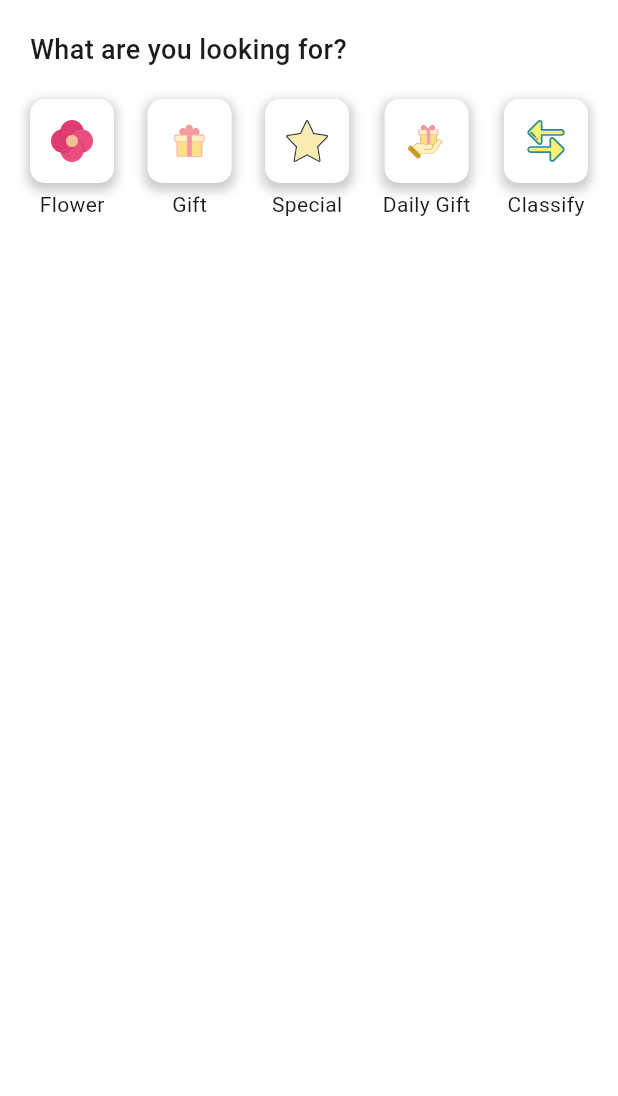
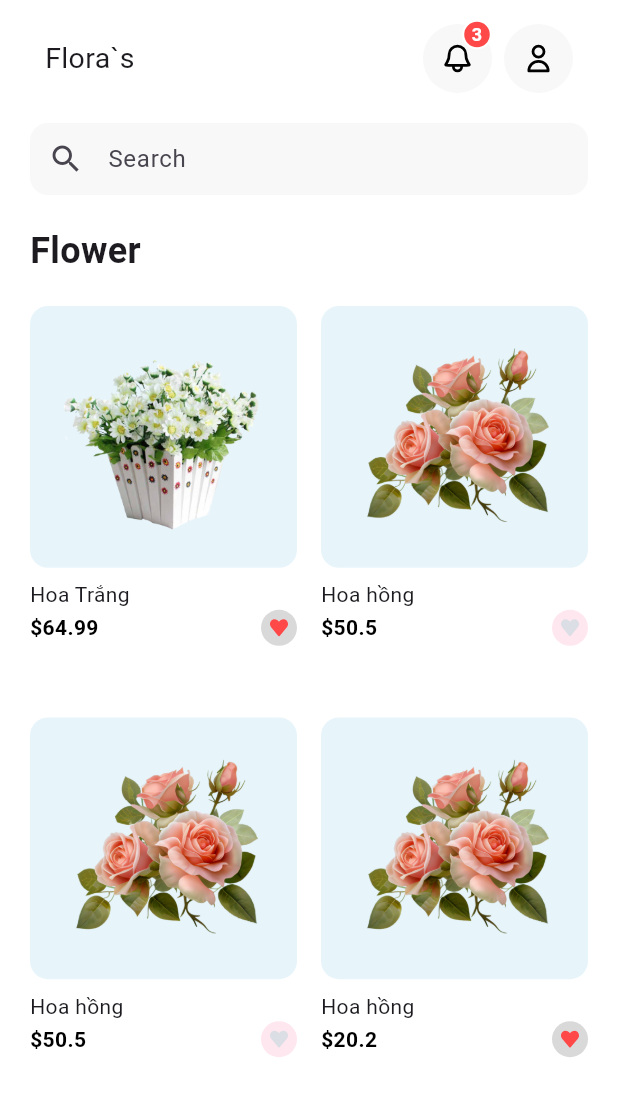
Before and after one commit to trongtran1211/flutter_dart_flower, a Flutter app: the Categories widget shown alone on an empty page, opened directly, after a tap on "Flower", on a phone screen of 412 x 824 dp. Shown: the top 1096 px of the screen. Run offline on Flutter 3.47's test engine with Material 3 defaults, Android fonts, the phone set to English and light mode, and no system bars; our stand-ins replace flutter_svg.

Commit message:
Trang Lọc sản phẩm theo loại

```diff
--- a/flower_shop/lib/models/Product.dart
+++ b/flower_shop/lib/models/Product.dart
@@ -7,6 +7,7 @@ class Product {
   final List<Color> colors;
   final double rating, price;
   final bool isFavourite, isPopular;
+  final String category;
 
   Product({
     required this.id,
@@ -18,6 +19,7 @@ class Product {
     required this.title,
     required this.price,
     required this.description,
+    required this.category
   });
 }
 
@@ -44,6 +46,7 @@ List<Product> demoProducts = [
     rating: 4.8,
     isFavourite: true,
     isPopular: true,
+    category: "Flower"
   ),
   Product(
     id: 2,
@@ -61,6 +64,7 @@ List<Product> demoProducts = [
     description: description,
     rating: 4.1,
     isPopular: true,
+    category: "Flower"
   ),
   Product(
     id: 3,
@@ -79,6 +83,7 @@ List<Product> demoProducts = [
     rating: 4.1,
     isFavourite: true,
     isPopular: true,
+    category: "Gift"
   ),
   Product(
     id: 4,
@@ -96,6 +101,7 @@ List<Product> demoProducts = [
     description: description,
     rating: 4.1,
     isFavourite: true,
+    category: "Special"
   ),
   Product(
     id: 1,
@@ -117,6 +123,7 @@ List<Product> demoProducts = [
     rating: 4.8,
     isFavourite: true,
     isPopular: true,
+    category: "Daily Gift"
   ),
   Product(
     id: 2,
@@ -134,6 +141,7 @@ List<Product> demoProducts = [
     description: description,
     rating: 4.1,
     isPopular: true,
+    category: "Flower"
   ),
   Product(
     id: 3,
@@ -152,6 +160,7 @@ List<Product> demoProducts = [
     rating: 4.1,
     isFavourite: true,
     isPopular: true,
+    category: "Classify"
   ),
   Product(
     id: 4,
@@ -169,6 +178,7 @@ List<Product> demoProducts = [
     description: description,
     rating: 4.1,
     isFavourite: true,
+    category: "Flower"
   ),
 ];
 
--- a/flower_shop/lib/screens/home_screen/components/categories.dart
+++ b/flower_shop/lib/screens/home_screen/components/categories.dart
@@ -1,18 +1,30 @@
 import 'package:flutter/material.dart';
 import 'package:flutter_svg/flutter_svg.dart';
+import 'package:health_care/models/Product.dart';
+import 'package:health_care/screens/product_filled/filled_screen.dart';
+
 
 class Categories extends StatelessWidget {
   const Categories({super.key});
 
   @override
   Widget build(BuildContext context) {
-    List<Map<String, dynamic>> categories = [
-      {"icon": "assets/icons/flower.svg", "text": "Flower"},
-      {"icon": "assets/icons/gift.svg", "text": "Gift"},
-      {"icon": "assets/icons/special.svg", "text": "Special"},
-      {"icon": "assets/icons/dailygift.svg", "text": "Daily Gift"},
-      {"icon": "assets/icons/classify.svg", "text": "Classify"},
-    ];
+     // Extract unique categories from products
+     // lấy ra danh sách loại sản phẩm từ sản phẩm
+    List<String> categories = demoProducts
+        .map((product) => product.category)
+        .toSet()
+        .toList();
+
+
+    // Define a map for icons associated with categories
+    Map<String, String> categoryIcons = {
+      "Flower": "assets/icons/flower.svg",
+      "Gift": "assets/icons/gift.svg",
+      "Special": "assets/icons/special.svg",
+      "Daily Gift": "assets/icons/dailygift.svg",
+      "Classify": "assets/icons/classify.svg",
+    };
     return Padding(
       padding: const EdgeInsets.all(20),
       child: Column(
@@ -33,9 +45,19 @@ class Categories extends StatelessWidget {
               List.generate(
                 categories.length,
                 (index) => CategoryCard(
-                  icon: categories[index]["icon"],
-                  text: categories[index]["text"],
-                  press: () {},
+                  icon: categoryIcons[categories[index]] ?? "assets/icons/Flower.svg",
+                  text: categories[index],
+                  press: () {
+                    Navigator.push(
+                      context,
+                      MaterialPageRoute(
+                        builder: (context) => FilledScreen(
+                          category: categories[index],
+                          products: demoProducts,
+                        ),
+                      ),
+                    );
+                  },
                 ),
               ),
             ),
--- a/flower_shop/lib/screens/home_screen/components/home_header.dart
+++ b/flower_shop/lib/screens/home_screen/components/home_header.dart
@@ -1,7 +1,8 @@
 import 'package:flutter/material.dart';
+import 'package:health_care/mainpage.dart';
 
 import 'icon_btn_with_counter.dart';
-import 'search_field.dart';
+
 
 class HomeHeader extends StatelessWidget {
   const HomeHeader({
@@ -15,15 +16,20 @@ class HomeHeader extends StatelessWidget {
       child: Row(
         mainAxisAlignment: MainAxisAlignment.spaceBetween,
         children: [
-          const Expanded(
-            child: Text(
-              'Flora`s',
-              style: TextStyle(
-            fontSize: 19,
-            fontWeight:  FontWeight.w400,
-
-
-          ),)),
+          Expanded(
+            child: InkWell(
+              onTap: () {
+                Navigator.of(context).pushNamed(Mainpage.routeName);// Navigate back to the home screen
+              },
+              child: const Text(
+                'Flora`s',
+                style: TextStyle(
+                  fontSize: 19,
+                  fontWeight: FontWeight.w400,
+                ),
+              ),
+            ),
+          ),
           const SizedBox(width: 16),
           IconBtnWithCounter(
             svgSrc: "assets/icons/bell.svg",
--- a/flower_shop/lib/screens/home_screen/components/special_offers.dart
+++ b/flower_shop/lib/screens/home_screen/components/special_offers.dart
@@ -1,7 +1,6 @@
 import 'package:flutter/material.dart';
 
 
-import 'section_title.dart';
 
 class SpecialOffers extends StatelessWidget {
   const SpecialOffers({
--- /dev/null
+++ b/flower_shop/lib/screens/product_filled/filled_screen.dart
@@ -0,0 +1,37 @@
+import 'package:flutter/material.dart';
+import 'package:health_care/models/Product.dart';
+import 'package:health_care/screens/home_screen/components/home_header.dart';
+import 'package:health_care/screens/home_screen/components/search_field.dart';
+import 'package:health_care/screens/product_filled/product_filled.dart';
+
+class FilledScreen extends StatelessWidget {
+  final String category;
+  final List<Product> products;
+
+  const FilledScreen({Key? key, required this.category, required this.products}) : super(key: key);
+
+  @override
+  Widget build(BuildContext context) {
+    return Scaffold(
+      body: SafeArea(
+        child: Padding(
+          padding: const EdgeInsets.symmetric(vertical: 16),
+          child: Column(
+            children: [
+              const HomeHeader(),
+              const SizedBox(height: 20),
+              const SearchField(),
+              const SizedBox(height: 20),
+              Expanded(
+                child: FilteredProductsPage(
+                  category: category,
+                  products: products,
+                ),
+              ),
+            ],
+          ),
+        ),
+      ),
+    );
+  }
+}
--- /dev/null
+++ b/flower_shop/lib/screens/product_filled/product_filled.dart
@@ -0,0 +1,60 @@
+import 'package:flutter/material.dart';
+import 'package:health_care/components/product_card.dart';
+import 'package:health_care/models/Product.dart';
+import 'package:health_care/screens/home_screen/components/home_header.dart';
+import 'package:health_care/screens/home_screen/components/search_field.dart';
+
+class FilteredProductsPage extends StatelessWidget {
+  final String category;
+  final List<Product> products;
+
+  const FilteredProductsPage({Key? key, required this.category, required this.products}) : super(key: key);
+
+  @override
+  Widget build(BuildContext context) {
+    List<Product> filteredProducts = products.where((product) => product.category == category).toList();
+
+    return Scaffold(
+      body: SafeArea(
+        child:
+        Padding(
+          padding: const EdgeInsets.symmetric(horizontal: 20),
+          child: Column(
+            crossAxisAlignment: CrossAxisAlignment.start,
+            children: [
+              Text(
+                '$category',
+                style: const TextStyle(
+                  fontSize: 24,
+                  fontWeight: FontWeight.bold,
+                ),
+              ),
+              const SizedBox(height: 20), // Add some space between the text and the grid
+              Expanded(
+                child: GridView.builder(
+                  itemCount: filteredProducts.length,
+                  gridDelegate: const SliverGridDelegateWithMaxCrossAxisExtent(
+                    maxCrossAxisExtent: 200,
+                    childAspectRatio: 0.7,
+                    mainAxisSpacing: 20,
+                    crossAxisSpacing: 16,
+                  ),
+                  itemBuilder: (context, index) => ProductCard(
+                    product: filteredProducts[index],
+                    onPress: () => {}
+                    // Navigator.pushNamed(
+                    //   context,
+                    //   DetailsScreen.routeName,
+                    //   arguments:
+                    //       ProductDetailsArguments(product: demoProducts[index]),
+                    // ),
+                  ),
+                ),
+              ),
+            ],
+          ),
+        ),
+      ),
+    );
+  }
+}
--- a/flower_shop/lib/screens/splash_screen/splash_screen.dart
+++ b/flower_shop/lib/screens/splash_screen/splash_screen.dart
@@ -123,20 +123,20 @@ class _SplashScreenState extends State<SplashScreen> {
                           ],
                         ),
                         const SizedBox(height: 16),
-                        const Text(
-                          "or",
-                          style: TextStyle(
-                            fontSize: 16,
-                            color: Colors.black,
-                            fontWeight: FontWeight.bold,
-                          ),
-                        ),
+                        // const Text(
+                        //   "",
+                        //   style: TextStyle(
+                        //     fontSize: 16,
+                        //     color: Colors.black,
+                        //     fontWeight: FontWeight.bold,
+                        //   ),
+                        // ),
                         const SizedBox(height: 16),
                         GestureDetector(
                           onTap: () =>
                               Navigator.pushNamed(context, Mainpage.routeName),
                           child: const Text(
-                            "Later",
+                            "No thanks! Later",
                             style: TextStyle(
                                 fontSize: 16,
                                 color: kPrimaryLightColor,
```
